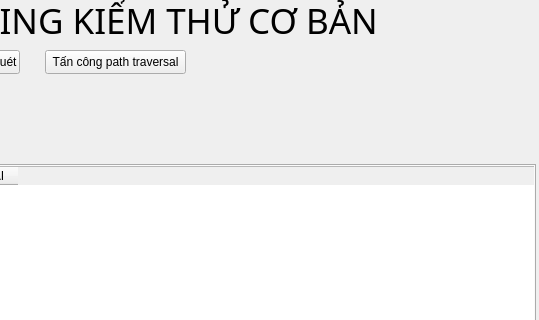
dongydpl/ToolFuzzing001testing, file GUICrawl.ui: the form before one commit; both pictures show x 385 to 924 and y 0 to 320 of the 924 by 600 pixel window.
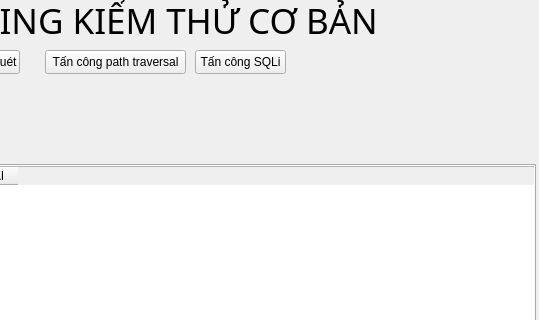
The form after the commit.

What changed in the file:
```diff
--- a/GUICrawl.ui
+++ b/GUICrawl.ui
@@ -145,6 +145,19 @@
      <string>Tấn công path traversal</string>
     </property>
    </widget>
+   <widget class="QPushButton" name="btnSQLi">
+    <property name="geometry">
+     <rect>
+      <x>580</x>
+      <y>50</y>
+      <width>91</width>
+      <height>24</height>
+     </rect>
+    </property>
+    <property name="text">
+     <string>Tấn công SQLi</string>
+    </property>
+   </widget>
   </widget>
   <widget class="QMenuBar" name="menubar">
    <property name="geometry">
```
